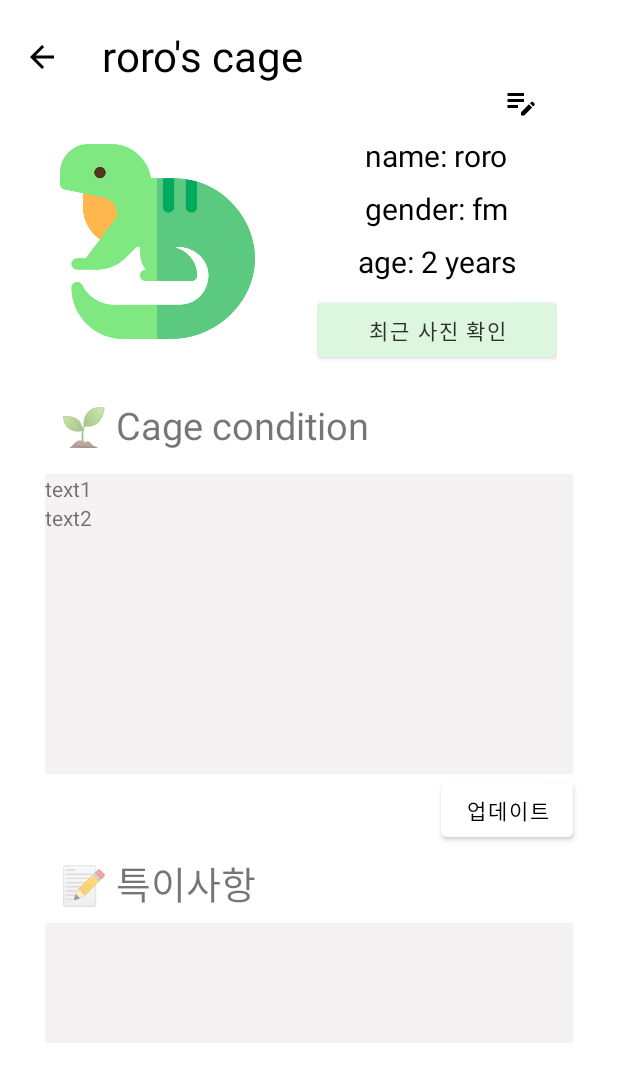
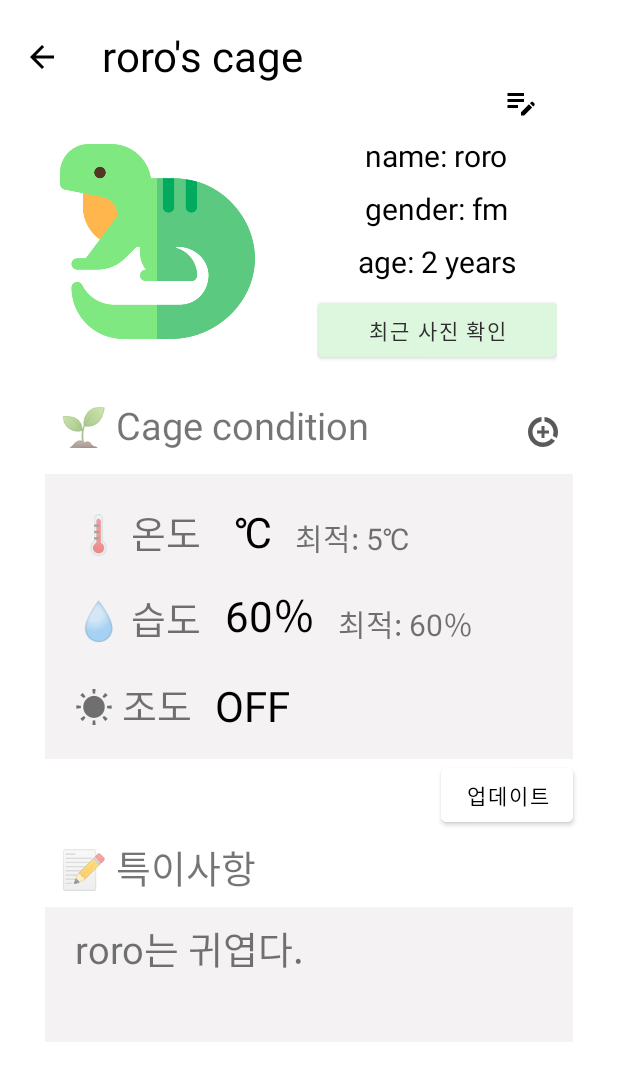
Before and after one commit to seo-00/Cage-Android, an Android app: the RoRoActivity screen opened directly, with no data from a screen before it, after a tap on "업데이트", on a phone screen of 412 x 824 dp. Shown: the top 1082 px of the screen. Run offline under Robolectric (Android 15) with nearby library versions, the phone set to English and light mode, and no system bars; our stand-ins replace Volley; network calls fail.

Commit message:
success to get temperature val

```diff
--- a/app/src/main/AndroidManifest.xml
+++ b/app/src/main/AndroidManifest.xml
@@ -16,35 +16,42 @@
         android:usesCleartextTraffic="true"
         tools:targetApi="31">
         <activity
-            android:name="com.example.smart_cage_android.RoRoActivity"
+            android:name=".roroSensorActivity"
             android:exported="false">
             <meta-data
                 android:name="android.app.lib_name"
                 android:value="" />
         </activity>
         <activity
-            android:name="com.example.smart_cage_android.ListActivity"
+            android:name=".RoRoActivity"
             android:exported="false">
             <meta-data
                 android:name="android.app.lib_name"
                 android:value="" />
         </activity>
         <activity
-            android:name="com.example.smart_cage_android.PersonalConfigActivity"
+            android:name=".ListActivity"
             android:exported="false">
             <meta-data
                 android:name="android.app.lib_name"
                 android:value="" />
         </activity>
         <activity
-            android:name="com.example.smart_cage_android.RegisterActivity"
+            android:name=".PersonalConfigActivity"
             android:exported="false">
             <meta-data
                 android:name="android.app.lib_name"
                 android:value="" />
         </activity>
         <activity
-            android:name="com.example.smart_cage_android.loginActivity"
+            android:name=".RegisterActivity"
+            android:exported="false">
+            <meta-data
+                android:name="android.app.lib_name"
+                android:value="" />
+        </activity>
+        <activity
+            android:name=".loginActivity"
             android:exported="true">
             <meta-data
                 android:name="android.app.lib_name"
@@ -58,7 +65,7 @@
             </intent-filter>
         </activity>
         <activity
-            android:name="com.example.smart_cage_android.MainActivity"
+            android:name=".MainActivity"
             android:exported="false">
             <meta-data
                 android:name="android.app.lib_name"
--- a/app/src/main/java/com/example/smart_cage_android/RoRoActivity.java
+++ b/app/src/main/java/com/example/smart_cage_android/RoRoActivity.java
@@ -10,6 +10,7 @@ import android.widget.TextView;
 
 import com.android.volley.Request;
 
+import org.json.JSONObject;
 import org.xmlpull.v1.XmlPullParser;
 import org.xmlpull.v1.XmlPullParserFactory;
 
@@ -28,8 +29,7 @@ import okhttp3.Response;
 public class RoRoActivity extends AppCompatActivity {
 
     String data;
-
-    TextView text;
+    TextView temperature;
     XmlPullParser xpp;
 
     @Override
@@ -37,7 +37,7 @@ public class RoRoActivity extends AppCompatActivity {
         super.onCreate(savedInstanceState);
         setContentView(R.layout.activity_ro_ro);
 
-        text = (TextView)findViewById(R.id.result);
+        temperature = (TextView)findViewById(R.id.result_temp);
     }
 
     public void OnClick(View v) {
@@ -46,13 +46,10 @@ public class RoRoActivity extends AppCompatActivity {
                 new Thread(new Runnable() {
                     @Override
                     public void run() {
-                        data = getJsonData();
-
+                        data = getJsonTempData();
                         runOnUiThread(new Runnable() {
                             @Override
-                            public void run() {
-                                text.setText(data);
-                            }
+                            public void run() { temperature.setText(data); }
                         });
                     }
                 }).start();
@@ -60,9 +57,10 @@ public class RoRoActivity extends AppCompatActivity {
         }
     }
 
-    String getJsonData() {
+    String getJsonTempData() {
 
         String response="";
+        String con = "";
 
         String queryUrl= "http://182.221.64.162:7579/Mobius/dashboard_test_1/group1-test/ae1-test/temperature/4-20221125114215929";
         StrictMode.ThreadPolicy policy = new StrictMode.ThreadPolicy.Builder().permitAll().build();
@@ -89,12 +87,16 @@ public class RoRoActivity extends AppCompatActivity {
             bufferedReader.close();
 
             response = stringBuffer.toString();
+
             System.out.println(response);
+
+            JSONObject jsonObject = new JSONObject(response).getJSONObject("m2m:cin");
+            con = jsonObject.optString("con");
 
         }catch(Exception e){
             e.printStackTrace();
         }
-        return response;
+        return con + " ℃";
     }
 
 }
--- /dev/null
+++ b/app/src/main/java/com/example/smart_cage_android/roroSensorActivity.java
@@ -0,0 +1,14 @@
+package com.example.smart_cage_android;
+
+import androidx.appcompat.app.AppCompatActivity;
+
+import android.os.Bundle;
+
+public class roroSensorActivity extends AppCompatActivity {
+
+    @Override
+    protected void onCreate(Bundle savedInstanceState) {
+        super.onCreate(savedInstanceState);
+        setContentView(R.layout.activity_roro_sensor);
+    }
+}
--- /dev/null
+++ b/app/src/main/res/drawable/ic_detail.xml
@@ -0,0 +1,5 @@
+<vector android:height="24dp" android:tint="@color/btn_gray"
+    android:viewportHeight="24" android:viewportWidth="24"
+    android:width="24dp" xmlns:android="http://schemas.android.com/apk/res/android">
+    <path android:fillColor="@android:color/white" android:pathData="M11,8v3H8v2h3v3h2v-3h3v-2h-3V8H11zM13,2.05v3.03c3.39,0.49 6,3.39 6,6.92c0,0.9 -0.18,1.75 -0.48,2.54l2.6,1.53C21.68,14.83 22,13.45 22,12C22,6.82 18.05,2.55 13,2.05zM12,19c-3.87,0 -7,-3.13 -7,-7c0,-3.53 2.61,-6.43 6,-6.92V2.05C5.94,2.55 2,6.81 2,12c0,5.52 4.47,10 9.99,10c3.31,0 6.24,-1.61 8.06,-4.09l-2.6,-1.53C16.17,17.98 14.21,19 12,19z"/>
+</vector>
--- a/app/src/main/res/layout/activity_ro_ro.xml
+++ b/app/src/main/res/layout/activity_ro_ro.xml
@@ -103,39 +103,112 @@
         app:layout_constraintTop_toBottomOf="@id/photo_profile"
         android:layout_marginTop="40dp"/>
 
-    <LinearLayout
+    <ImageButton
+        android:layout_width="40dp"
+        android:layout_height="40dp"
+        android:src="@drawable/ic_detail"
+        android:background="@color/white"
+        app:layout_constraintEnd_toEndOf="@id/container_condition"
+        app:layout_constraintBottom_toTopOf="@+id/container_condition"
+        android:layout_marginBottom="8dp"/>
+
+    <androidx.constraintlayout.widget.ConstraintLayout
         android:id="@+id/container_condition"
         android:layout_width="0dp"
-        android:layout_height="200dp"
+        android:layout_height="190dp"
         android:background="@color/container_gray"
         app:layout_constraintStart_toStartOf="parent"
         app:layout_constraintEnd_toEndOf="parent"
         app:layout_constraintTop_toBottomOf="@+id/text_condition"
         android:layout_marginHorizontal="30dp"
-        android:layout_marginVertical="15dp"
-        android:orientation="vertical">
+        android:layout_marginVertical="15dp">
 
         <TextView
+            android:id="@+id/text_temp"
             android:layout_width="wrap_content"
             android:layout_height="wrap_content"
-            android:text="text1" />
+            android:textSize="25sp"
+            android:text="@string/temperature"
+            app:layout_constraintTop_toTopOf="parent"
+            app:layout_constraintStart_toStartOf="parent"
+            android:layout_marginVertical="20dp"
+            android:layout_marginHorizontal="20dp"/>
+
         <TextView
+            android:id="@+id/result_temp"
             android:layout_width="wrap_content"
             android:layout_height="wrap_content"
-            android:text="text2" />
+            android:textSize="28sp"
+            android:textColor="@color/black"
+            android:text="10 ℃"
+            app:layout_constraintStart_toEndOf="@id/text_temp"
+            app:layout_constraintBottom_toBottomOf="@id/text_temp"
+            android:layout_marginStart="15dp"/>
 
-    </LinearLayout>
+        <TextView
+            android:id="@+id/opt_temp"
+            android:layout_width="wrap_content"
+            android:layout_height="wrap_content"
+            android:textSize="20sp"
+            android:text="최적: 5℃"
+            app:layout_constraintStart_toEndOf="@id/result_temp"
+            app:layout_constraintBottom_toBottomOf="@id/text_temp"
+            android:layout_marginStart="15dp"/>
 
-    <TextView
-        android:id="@+id/result"
-        android:layout_width="0dp"
-        android:layout_height="0dp"
-        android:text="TextView"
-        app:layout_constraintTop_toBottomOf="@+id/text_condition"
-        app:layout_constraintEnd_toEndOf="parent"
-        app:layout_constraintStart_toStartOf="parent"
-        android:layout_marginVertical="15dp"
-        android:layout_marginHorizontal="50dp" />
+        <TextView
+            android:id="@+id/text_hum"
+            android:layout_width="wrap_content"
+            android:layout_height="wrap_content"
+            android:textSize="25sp"
+            android:text="@string/humidity"
+            app:layout_constraintStart_toStartOf="@id/text_temp"
+            app:layout_constraintTop_toBottomOf="@id/text_temp"
+            android:layout_marginVertical="20dp" />
+
+        <TextView
+            android:id="@+id/result_hum"
+            android:layout_width="wrap_content"
+            android:layout_height="wrap_content"
+            android:textSize="28sp"
+            android:textColor="@color/black"
+            android:text="60％"
+            app:layout_constraintBottom_toBottomOf="@id/text_hum"
+            app:layout_constraintStart_toEndOf="@id/text_hum"
+            android:layout_marginStart="15dp"/>
+
+        <TextView
+            android:id="@+id/opt_hum"
+            android:layout_width="wrap_content"
+            android:layout_height="wrap_content"
+            android:textSize="20sp"
+            android:text="최적: 60％"
+            app:layout_constraintStart_toEndOf="@id/result_hum"
+            app:layout_constraintBottom_toBottomOf="@id/result_hum"
+            android:layout_marginStart="15dp"/>
+
+
+        <TextView
+            android:id="@+id/text_lig"
+            android:layout_width="wrap_content"
+            android:layout_height="wrap_content"
+            android:textSize="25sp"
+            android:text="@string/light"
+            app:layout_constraintStart_toStartOf="@id/text_temp"
+            app:layout_constraintTop_toBottomOf="@id/text_hum"
+            android:layout_marginVertical="20dp"/>
+
+        <TextView
+            android:id="@+id/result_lig"
+            android:layout_width="wrap_content"
+            android:layout_height="wrap_content"
+            android:textSize="28sp"
+            android:textColor="@color/black"
+            android:text="OFF"
+            app:layout_constraintBottom_toBottomOf="@id/text_lig"
+            app:layout_constraintStart_toEndOf="@id/text_lig"
+            android:layout_marginStart="15dp"/>
+
+    </androidx.constraintlayout.widget.ConstraintLayout>
 
     <Button
         android:id="@+id/btn_update_val"
@@ -156,16 +229,20 @@
         android:text="@string/uniqueness"
         app:layout_constraintStart_toStartOf="@id/text_condition"
         app:layout_constraintTop_toBottomOf="@id/btn_update_val"
-        android:layout_marginTop="6dp"/>
+        android:layout_marginTop="5dp"/>
 
     <TextView
         android:layout_width="0dp"
-        android:layout_height="80dp"
+        android:layout_height="90dp"
         android:background="@color/container_gray"
+        android:textSize="25sp"
+        android:text="roro는 귀엽다."
         app:layout_constraintTop_toBottomOf="@+id/text_uniqueness"
         app:layout_constraintStart_toStartOf="parent"
         app:layout_constraintEnd_toEndOf="parent"
         android:layout_marginHorizontal="30dp"
+        android:paddingVertical="8dp"
+        android:paddingHorizontal="20dp"
         android:layout_marginVertical="8dp"/>
 
 </androidx.constraintlayout.widget.ConstraintLayout>
--- /dev/null
+++ b/app/src/main/res/layout/activity_roro_sensor.xml
@@ -0,0 +1,9 @@
+<?xml version="1.0" encoding="utf-8"?>
+<androidx.constraintlayout.widget.ConstraintLayout xmlns:android="http://schemas.android.com/apk/res/android"
+    xmlns:app="http://schemas.android.com/apk/res-auto"
+    xmlns:tools="http://schemas.android.com/tools"
+    android:layout_width="match_parent"
+    android:layout_height="match_parent"
+    tools:context=".roroSensorActivity">
+
+</androidx.constraintlayout.widget.ConstraintLayout>
--- a/app/src/main/res/values/strings.xml
+++ b/app/src/main/res/values/strings.xml
@@ -10,4 +10,7 @@
     <string name="cage_condition_en">🌱 Cage condition</string>
     <string name="uniqueness">📝 특이사항</string>
     <string name="description_btn_back">이전 화면으로 이동</string>
+    <string name="temperature">🌡️ 온도 </string>
+    <string name="humidity">💧 습도 </string>
+    <string name="light">☀ 조도 </string>
 </resources>
```
